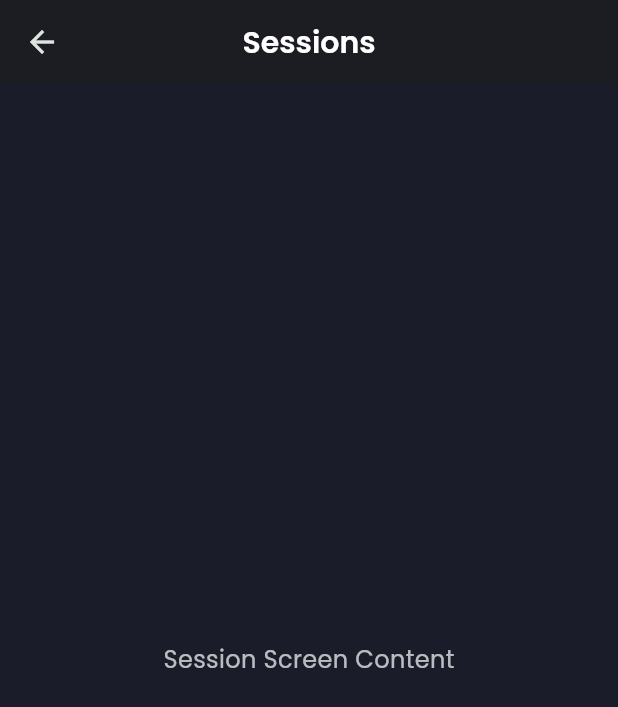
After one commit to niczrsoh/Mapped_Frontend, a Flutter app: the SessionScreen screen opened directly, on a phone screen of 412 x 824 dp. The commit adds this screen. Shown: the top 707 px of the screen. Run offline on Flutter 3.47's test engine with Material 3 defaults, Android fonts, the phone set to English and light mode, and no system bars; our stand-ins replace get, google_fonts.

Commit message:
Push the latest problem

```diff
--- a/lib/global/routes.dart
+++ b/lib/global/routes.dart
@@ -32,6 +32,8 @@ class AppRoutes {
   static const String account = '/account';
   static const String editProfile = '/edit-profile';
   static const String notification = '/notification';
+
+  static const String bottomNav = '/bottom-nav';
 }
 
 class AppPages {
@@ -59,6 +61,7 @@ class AppPages {
       page: () => const LoginScreen(),
       binding: LoginBinding(),
     ),
+    GetPage(name: AppRoutes.bottomNav, page: () => const BottomNav(),),
     GetPage(name: AppRoutes.home, page: () => const HomeScreen()),
     GetPage(name: AppRoutes.touchId, page: () => const TouchIdScreen()),
     GetPage(
@@ -84,7 +87,7 @@ class AppPages {
     ),
     GetPage(
       name: AppRoutes.account,
-      page: () => AccountPage(),
+      page: () => AccountScreen(),
       binding: BindingsBuilder(() {
         Get.put(AccountController());
       }),
--- a/lib/screens/account_screen.dart
+++ b/lib/screens/account_screen.dart
@@ -3,8 +3,8 @@ import 'package:get/get.dart';
 import 'package:mapped_frontend/controller/controller/account_controller.dart';
 import 'package:google_fonts/google_fonts.dart';
 
-class AccountPage extends StatelessWidget {
-  AccountPage({super.key});
+class AccountScreen extends StatelessWidget {
+  AccountScreen({super.key});
   final AccountController controller = Get.put(AccountController());
 
   @override
--- /dev/null
+++ b/lib/screens/session_scree.dart
@@ -0,0 +1,31 @@
+import 'package:flutter/material.dart';
+import 'package:google_fonts/google_fonts.dart';
+
+class SessionScreen extends StatelessWidget {
+  const SessionScreen({super.key});
+
+  @override
+  Widget build(BuildContext context) {
+    return Scaffold(
+      backgroundColor: const Color(0xFF1A1D29),
+      appBar: AppBar(
+        backgroundColor: const Color(0xFF1C1C23),
+        title: Text(
+          'Sessions',
+          style: GoogleFonts.poppins(
+            fontWeight: FontWeight.w600,
+            fontSize: 20,
+            color: Colors.white,
+          ),
+        ),
+        centerTitle: true,
+      ),
+      body: Center(
+        child: Text(
+          'Session Screen Content',
+          style: GoogleFonts.poppins(fontSize: 16, color: Colors.white70),
+        ),
+      ),
+    );
+  }
+}
```
Also changed, not shown: lib/screens/belt_progress_screen.dart (+4 -5 lines), lib/screens/button_navigationbar_screen.dart (+24 -12 lines), lib/screens/coachBot_screen.dart (added, +31 -0 lines), lib/screens/forum_screen.dart (added, +31 -0 lines), lib/screens/home_screen.dart (+9 -6 lines).
